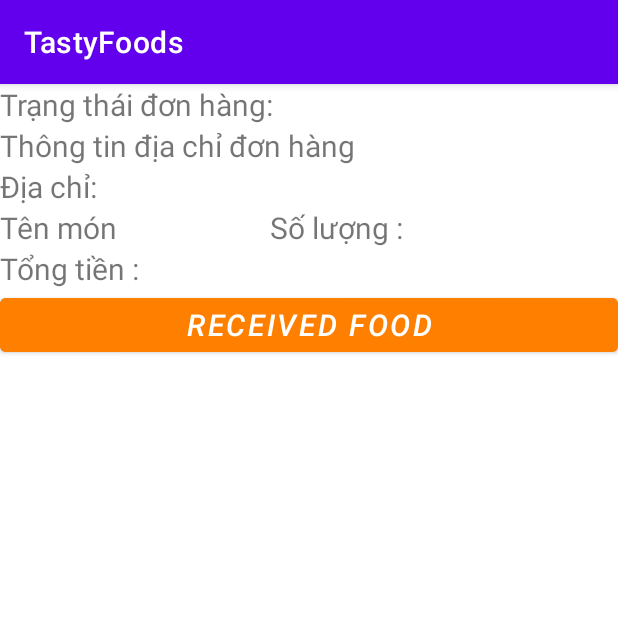
After one commit to nokiddig/AndroidJava_TastyFood, an Android app: the fragment DeliveryFragment shown on its own in the app's theme, on a phone screen of 412 x 824 dp, the top half of it. The commit adds this screen. Run offline under Robolectric (Android 15) with nearby library versions, the phone set to English and light mode, and no system bars.

Commit message:
Add delivery

```diff
--- /dev/null
+++ b/app/src/main/java/com/example/tastyfoods/mvvm/view/fragment.java
@@ -0,0 +1,4 @@
+package com.example.tastyfoods.mvvm.view;
+
+public interface fragment {
+}
--- /dev/null
+++ b/app/src/main/java/com/example/tastyfoods/mvvm/viewmodels/Orders/delivery/DeliveryFragment.java
@@ -0,0 +1,29 @@
+package com.example.tastyfoods.mvvm.viewmodels.Orders.delivery;
+
+import android.os.Bundle;
+import android.view.LayoutInflater;
+import android.view.View;
+import android.view.ViewGroup;
+import android.widget.Button;
+import android.widget.TextView;
+
+import androidx.fragment.app.Fragment;
+
+import com.example.tastyfoods.R;
+
+
+public class DeliveryFragment extends Fragment {
+    @Override
+    public View onCreateView(LayoutInflater inflater, ViewGroup container,
+                             Bundle savedInstanceState) {
+        View view = inflater.inflate(R.layout.fragment_delivery, container, false);
+        TextView txtnameFood, txtamount, txtadd, txttotal;
+        Button btnReceived;
+        txtnameFood = view.findViewById(R.id.txtnameFood);
+        txtamount = view.findViewById(R.id.txtAmount);
+        txtadd =view.findViewById(R.id.txtAddress);
+        txttotal = view.findViewById(R.id.txtTotal);
+        btnReceived = view.findViewById(R.id.btnReceived);
+        return view ;
+    }
+}
--- /dev/null
+++ b/app/src/main/res/layout/fragment_delivery.xml
@@ -0,0 +1,86 @@
+<?xml version="1.0" encoding="utf-8"?>
+<FrameLayout xmlns:android="http://schemas.android.com/apk/res/android"
+    xmlns:tools="http://schemas.android.com/tools"
+    android:layout_width="match_parent"
+    android:layout_height="match_parent"
+    tools:context=".viewmodel.order.delivery.DeliveryFragment">
+
+    <LinearLayout
+        android:layout_width="match_parent"
+        android:layout_height="wrap_content"
+        android:orientation="vertical">
+        <LinearLayout
+            android:layout_width="match_parent"
+            android:layout_height="wrap_content"
+            android:orientation="vertical">
+            <TextView
+                android:layout_width="match_parent"
+                android:layout_height="wrap_content"
+                android:text="Trạng thái đơn hàng: "
+                android:backgroundTint="@color/light_orange"
+                android:textSize="20dp"/>
+
+        </LinearLayout>
+        <LinearLayout
+            android:layout_width="match_parent"
+            android:layout_height="wrap_content"
+            android:orientation="vertical">
+
+            <TextView
+                android:layout_width="match_parent"
+                android:layout_height="wrap_content"
+                android:text="Thông tin địa chỉ đơn hàng "
+                android:backgroundTint="@color/light_orange"
+                android:textSize="20dp"/>
+            <TextView
+                android:id="@+id/txtAddress"
+                android:layout_width="match_parent"
+                android:layout_height="wrap_content"
+                android:text="Địa chỉ:  "
+                android:backgroundTint="@color/light_orange"
+                android:textSize="20dp"/>
+
+            <LinearLayout
+                android:layout_width="match_parent"
+                android:layout_height="wrap_content"
+                android:orientation="horizontal">
+
+                <TextView
+                    android:id="@+id/txtnameFood"
+                    android:layout_width="180dp"
+                    android:layout_height="wrap_content"
+                    android:backgroundTint="@color/light_orange"
+                    android:text="Tên món "
+                    android:textSize="20dp" />
+                <TextView
+                    android:id="@+id/txtAmount"
+                    android:layout_width="match_parent"
+                    android:layout_height="wrap_content"
+                    android:backgroundTint="@color/light_orange"
+                    android:text="Số lượng :  "
+                    android:textSize="20dp" />
+
+            </LinearLayout>
+            <TextView
+                android:id="@+id/txtTotal"
+                android:layout_width="match_parent"
+                android:layout_height="wrap_content"
+                android:backgroundTint="@color/light_orange"
+                android:text="Tổng tiền :  "
+                android:textSize="20dp" />
+        </LinearLayout>
+
+
+        <Button
+            android:id="@+id/btnReceived"
+            android:layout_width="match_parent"
+            android:layout_height="wrap_content"
+            android:text="received food"
+            android:textStyle="italic"
+            android:textSize="20dp"
+            android:backgroundTint="@color/drank_orange"/>
+
+
+
+    </LinearLayout>
+</FrameLayout>
--- a/app/src/main/res/values/colors.xml
+++ b/app/src/main/res/values/colors.xml
@@ -7,4 +7,6 @@
     <color name="teal_700">#FF018786</color>
     <color name="black">#FF000000</color>
     <color name="white">#FFFFFFFF</color>
+    <color name="drank_orange">#ff8000</color>
+    <color name="light_orange">#ffcc99</color>
 </resources>
```
Also changed, not shown: app/src/main/java/com/example/tastyfoods/mvvm/adapter/billAdapter.java (added, +61 -0 lines), app/src/main/java/com/example/tastyfoods/mvvm/viewmodels/Orders/deliveryhitory/HictoryFragment.java (added, +57 -0 lines), app/src/main/java/com/example/tastyfoods/mvvm/viewmodels/Orders/deliveryhitory/billAdapter.java (added, +61 -0 lines), app/src/main/res/layout/fragment_bill.xml (added, +41 -0 lines), app/src/main/res/layout/fragment_bill_list.xml (added, +13 -0 lines).
